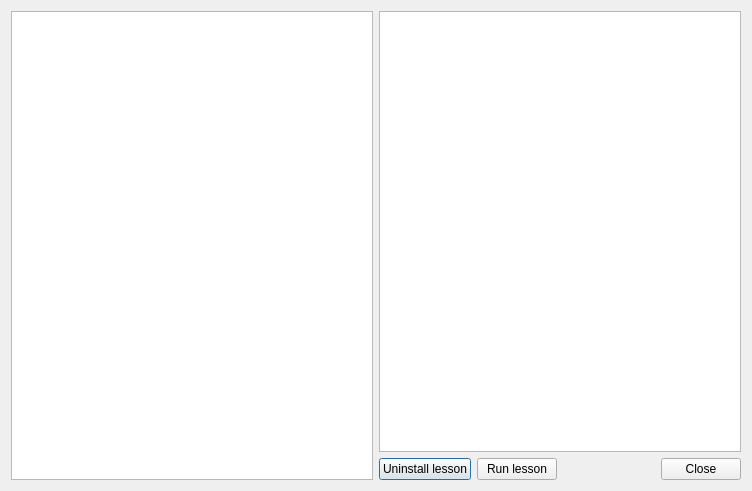
Before: the Qt Designer form lessons/lessonselector.ui in planetfederal/qgis-lessons-plugin, drawn with Qt 5.
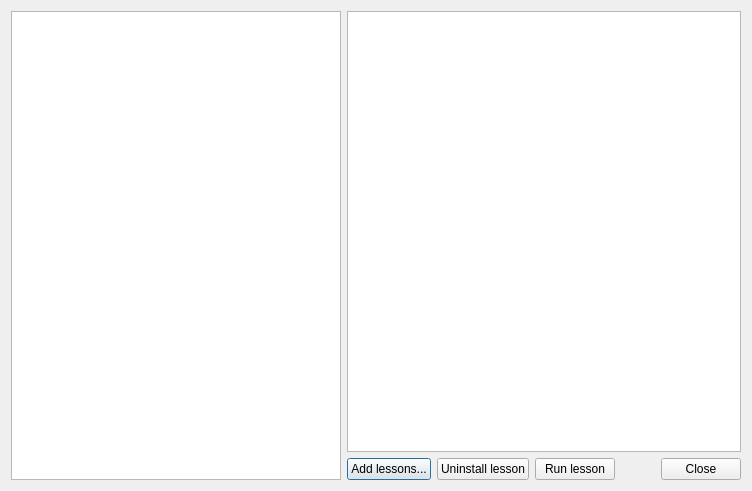
After: the same form once the commit is applied.

Commit message: allow adding lessons from selector using zip file

Diff of the .ui file:
```diff
--- a/lessons/lessonselector.ui
+++ b/lessons/lessonselector.ui
@@ -33,6 +33,13 @@
      </item>
      <item>
       <layout class="QHBoxLayout" name="horizontalLayout">
+       <item>
+        <widget class="QPushButton" name="btnAdd">
+         <property name="text">
+          <string>Add lessons...</string>
+         </property>
+        </widget>
+       </item>
        <item>
         <widget class="QPushButton" name="btnRemove">
          <property name="text">
```
The commit also changes 1 other file.
